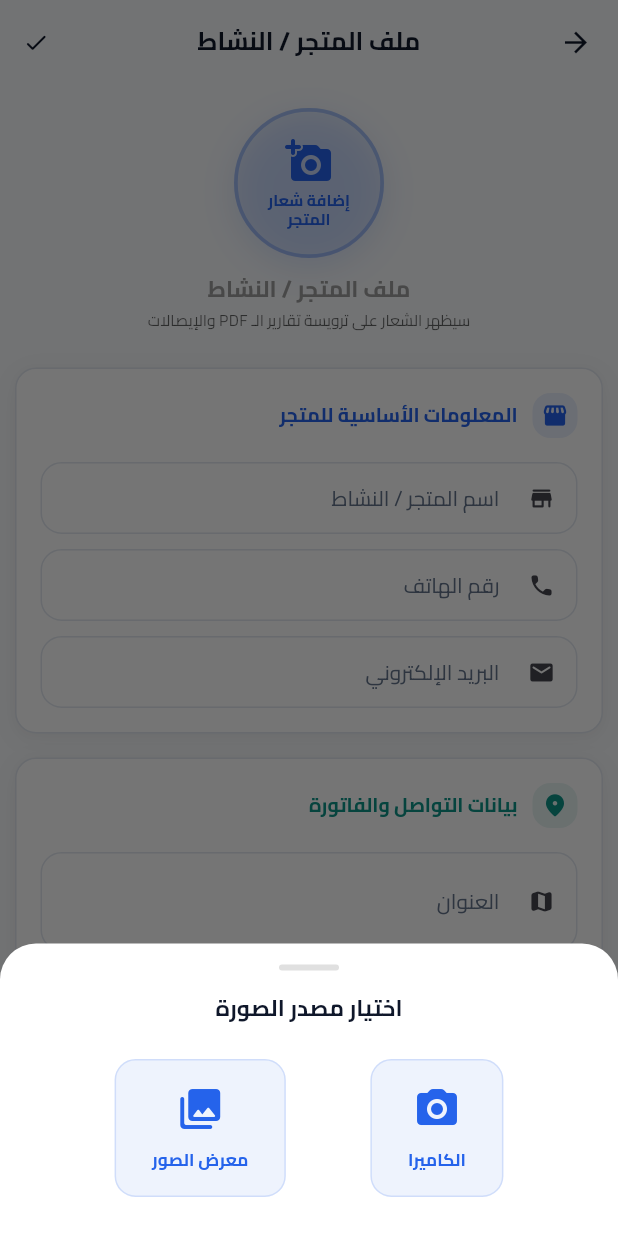
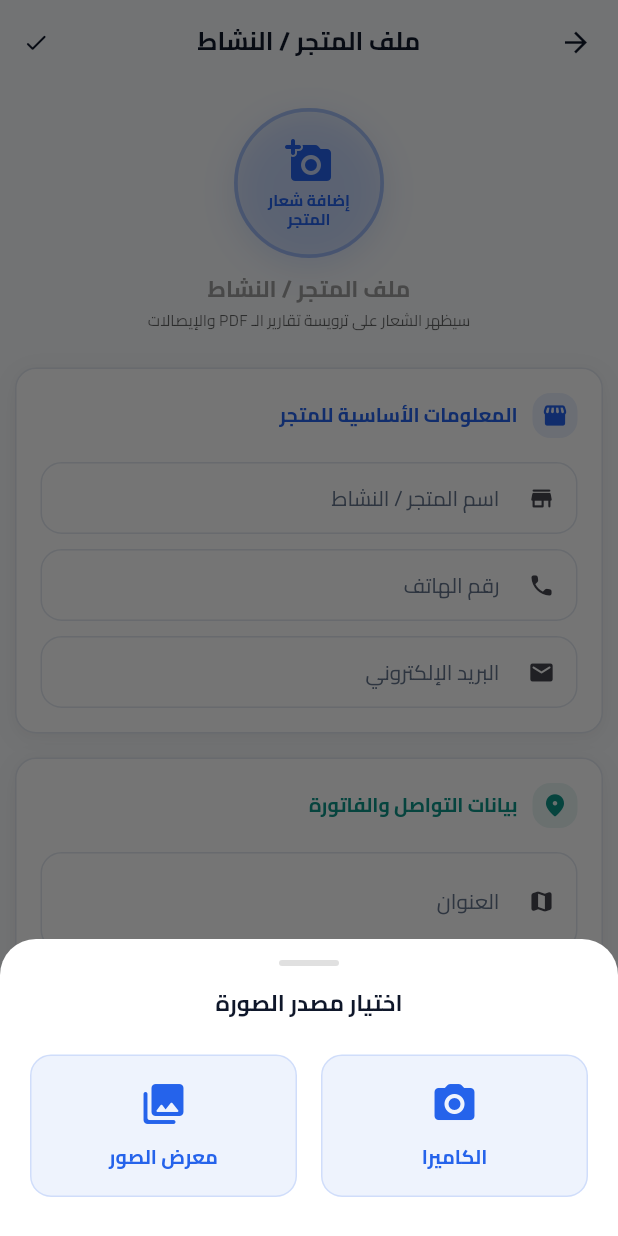
Before and after one commit to bebk7/Hasibny, a Flutter app: the StoreProfileView screen opened directly, after a tap on "إضافة شعار المتجر", on a phone screen of 412 x 824 dp. Run offline on Flutter 3.47's test engine with Material 3 defaults, Android fonts, the phone set to English and light mode, and no system bars; our stand-ins replace cloud_firestore, connectivity_plus, file_picker, firebase_auth, firebase_core, flutter_contacts and 10 more; missing offline and left inert: cryptography, excel; accounts and stored records are empty; generated files the repository leaves out were written again.

Commit message:
fix(ui): eliminate overflow in store image source sheet on compact screens

```diff
--- a/lib/views/settings/store_profile_view.dart
+++ b/lib/views/settings/store_profile_view.dart
@@ -76,22 +76,38 @@ class _StoreProfileViewState extends State<StoreProfileView> {
       child: Column(
         mainAxisSize: MainAxisSize.min,
         children: [
-          Text(
+          FittedBox(
+            fit: BoxFit.scaleDown,
+            child: Text(
               'select_image_source'.tr,
+              textAlign: TextAlign.center,
               style: TextStyle(
                 fontFamily: 'Cairo',
                 fontSize: resp.fontLG,
                 fontWeight: FontWeight.bold,
               ),
             ),
+          ),
           SizedBox(height: resp.spacingLG),
           Row(
-            mainAxisAlignment: MainAxisAlignment.spaceEvenly,
             children: [
-              _sourceOption(
-                  Icons.camera_alt_rounded, 'camera'.tr, ImageSource.camera, resp),
-              _sourceOption(Icons.photo_library_rounded, 'gallery'.tr,
-                  ImageSource.gallery, resp),
+              Expanded(
+                child: _sourceOption(
+                  Icons.camera_alt_rounded,
+                  'camera'.tr,
+                  ImageSource.camera,
+                  resp,
+                ),
+              ),
+              SizedBox(width: resp.spacingMD),
+              Expanded(
+                child: _sourceOption(
+                  Icons.photo_library_rounded,
+                  'gallery'.tr,
+                  ImageSource.gallery,
+                  resp,
+                ),
+              ),
             ],
           ),
           SizedBox(height: resp.spacingSM),
@@ -102,12 +118,14 @@ class _StoreProfileViewState extends State<StoreProfileView> {
 
   Widget _sourceOption(
       IconData icon, String label, ImageSource source, AppResponsive resp) {
-    return InkWell(
+    return Material(
+      color: Colors.transparent,
+      child: InkWell(
         onTap: () => Navigator.pop(context, source),
         borderRadius: BorderRadius.circular(resp.cardRadius),
         child: Container(
           padding: EdgeInsets.symmetric(
-          horizontal: resp.spacingLG,
+            horizontal: resp.spacingSM,
             vertical: resp.spacingMD,
           ),
           decoration: BoxDecoration(
@@ -118,19 +136,26 @@ class _StoreProfileViewState extends State<StoreProfileView> {
             ),
           ),
           child: Column(
+            mainAxisSize: MainAxisSize.min,
             children: [
               Icon(icon, size: resp.iconLG, color: AppColors.primary),
               SizedBox(height: resp.spacingSM),
-            Text(
+              FittedBox(
+                fit: BoxFit.scaleDown,
+                child: Text(
                   label,
+                  maxLines: 1,
+                  textAlign: TextAlign.center,
                   style: TextStyle(
                     fontFamily: 'Cairo',
                     color: AppColors.primary,
                     fontWeight: FontWeight.w700,
-                fontSize: resp.fontSM,
+                    fontSize: resp.fontMD,
+                  ),
                 ),
               ),
             ],
+          ),
         ),
       ),
     );
```
Also changed, not shown: lib/views/onboarding/create_store_view.dart (+36 -12 lines), 2 other files. Lines whose indentation alone changed are shown as unchanged.
